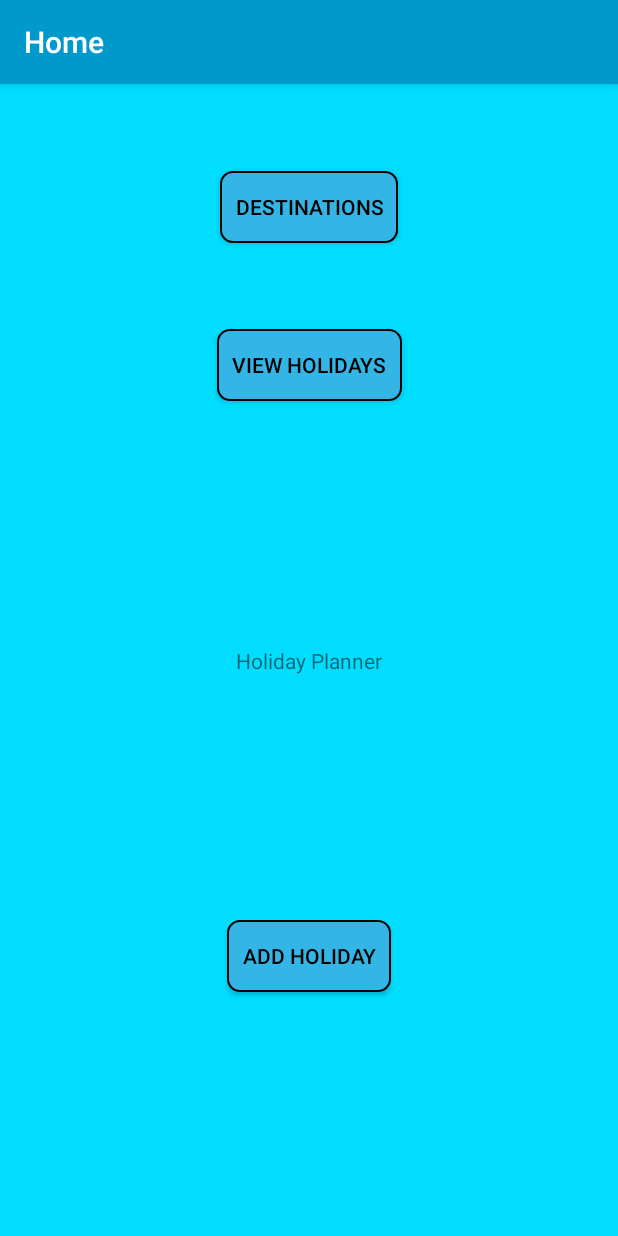
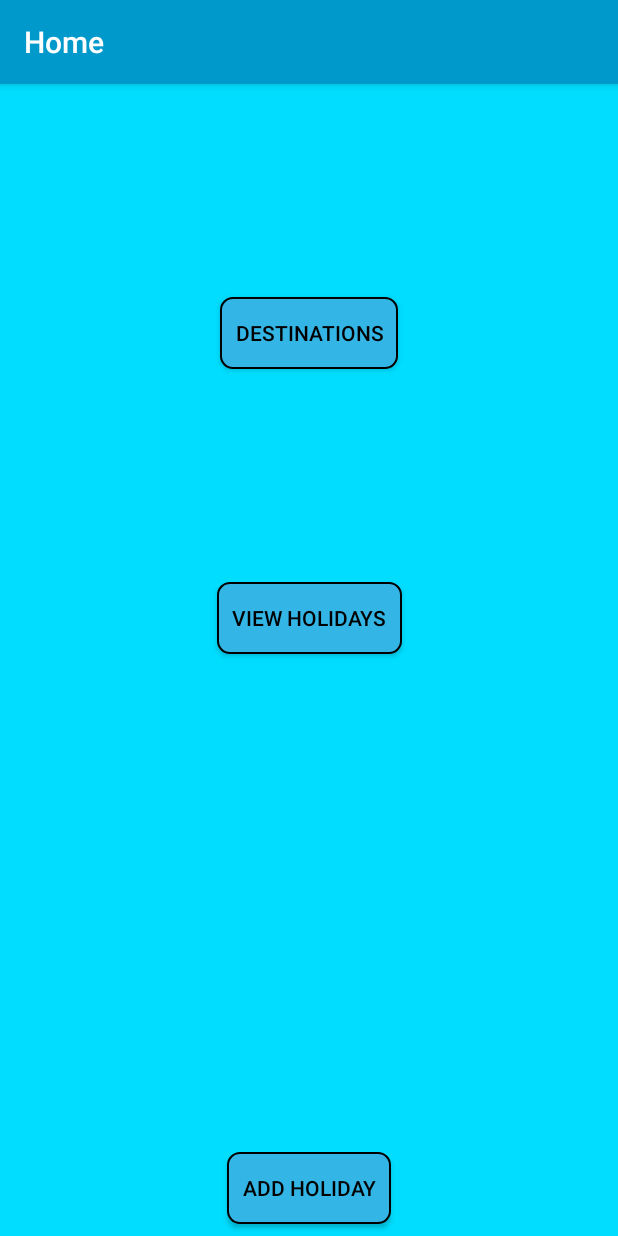
Before and after one commit to ReeceWBreckon/HolidayPlanner, an Android app: the HomeActivity screen opened directly, with no data from a screen before it, on a phone screen of 412 x 824 dp. Run offline under Robolectric (Android 15) with nearby library versions, the phone set to English and light mode, and no system bars; our stand-ins replace Firebase (no records; nobody signed in at launch, a user with empty details on screens opened directly).

```diff
--- a/app/src/main/java/fyp/p4072699/holidayplanner/DestinationDetailActivity.java
+++ b/app/src/main/java/fyp/p4072699/holidayplanner/DestinationDetailActivity.java
@@ -4,7 +4,6 @@ import android.content.Intent;
 import android.location.Address;
 import android.location.Geocoder;
 import android.os.Bundle;
-import android.util.Log;
 import android.view.View;
 import android.widget.Button;
 import android.widget.ImageView;
@@ -95,7 +94,6 @@ public class DestinationDetailActivity extends AppController implements View.OnC
                 JSONObject obj, co;
                 JSONArray curr;
                 try {
-                    Log.d("aaaaaaa", new String(responseBody));
                     obj = new JSONObject(new String(responseBody));
                     capital = obj.getString(getString(R.string.capital_lower));
                     region = obj.getString(getString(R.string.region_lower));
--- a/app/src/main/res/layout/activity_home.xml
+++ b/app/src/main/res/layout/activity_home.xml
@@ -19,13 +19,11 @@
             android:layout_marginBottom="8dp"
             android:layout_marginEnd="8dp"
             android:layout_marginStart="8dp"
-            android:layout_marginTop="8dp"
             android:background="@drawable/buttonshape"
             android:text="@string/add_holiday"
             app:layout_constraintBottom_toBottomOf="parent"
             app:layout_constraintEnd_toEndOf="parent"
-            app:layout_constraintStart_toStartOf="parent"
-            app:layout_constraintTop_toBottomOf="@+id/textView" />
+            app:layout_constraintStart_toStartOf="parent" />
 
         <Button
             android:id="@+id/button_viewholidays"
@@ -37,21 +35,7 @@
             android:layout_marginTop="8dp"
             android:background="@drawable/buttonshape"
             android:text="@string/view_holidays"
-            app:layout_constraintBottom_toTopOf="@+id/textView"
-            app:layout_constraintEnd_toEndOf="parent"
-            app:layout_constraintStart_toStartOf="parent"
-            app:layout_constraintTop_toTopOf="parent" />
-
-        <TextView
-            android:id="@+id/textView"
-            android:layout_width="wrap_content"
-            android:layout_height="wrap_content"
-            android:layout_marginBottom="8dp"
-            android:layout_marginEnd="8dp"
-            android:layout_marginStart="8dp"
-            android:layout_marginTop="8dp"
-            android:text="@string/app_name"
-            app:layout_constraintBottom_toBottomOf="parent"
+            app:layout_constraintBottom_toTopOf="@+id/button_addholiday"
             app:layout_constraintEnd_toEndOf="parent"
             app:layout_constraintStart_toStartOf="parent"
             app:layout_constraintTop_toTopOf="parent" />
```
Also changed, not shown: app/src/main/java/fyp/p4072699/holidayplanner/DestinationsActivity.java (+21 -1 lines).
